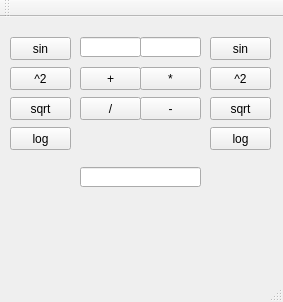
Before: the Qt Designer form lab1/mainwindow.ui in uglysatoshi/interfaces-labs, drawn with Qt 5.
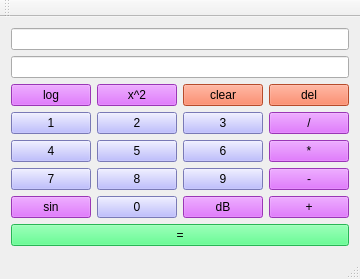
After: the same form once the commit is applied.

```diff
--- a/lab1/mainwindow.ui
+++ b/lab1/mainwindow.ui
@@ -6,200 +6,780 @@
    <rect>
     <x>0</x>
     <y>0</y>
-    <width>283</width>
-    <height>302</height>
+    <width>336</width>
+    <height>268</height>
    </rect>
   </property>
   <property name="windowTitle">
    <string>MainWindow</string>
   </property>
   <widget class="QWidget" name="centralWidget">
-   <widget class="QLineEdit" name="line_1">
-    <property name="geometry">
-     <rect>
-      <x>80</x>
-      <y>20</y>
-      <width>61</width>
-      <height>20</height>
-     </rect>
-    </property>
-   </widget>
-   <widget class="QPushButton" name="plus">
-    <property name="geometry">
-     <rect>
-      <x>80</x>
-      <y>50</y>
-      <width>61</width>
-      <height>23</height>
-     </rect>
-    </property>
-    <property name="text">
-     <string>+</string>
-    </property>
-   </widget>
-   <widget class="QLineEdit" name="line_2">
-    <property name="geometry">
-     <rect>
-      <x>140</x>
-      <y>20</y>
-      <width>61</width>
-      <height>20</height>
-     </rect>
-    </property>
-   </widget>
-   <widget class="QLineEdit" name="result">
-    <property name="geometry">
-     <rect>
-      <x>80</x>
-      <y>150</y>
-      <width>121</width>
-      <height>20</height>
-     </rect>
-    </property>
-   </widget>
-   <widget class="QPushButton" name="multy">
-    <property name="geometry">
-     <rect>
-      <x>140</x>
-      <y>50</y>
-      <width>61</width>
-      <height>23</height>
-     </rect>
-    </property>
-    <property name="text">
-     <string>*</string>
-    </property>
-   </widget>
-   <widget class="QPushButton" name="divide">
-    <property name="geometry">
-     <rect>
-      <x>80</x>
-      <y>80</y>
-      <width>61</width>
-      <height>23</height>
-     </rect>
-    </property>
-    <property name="text">
-     <string>/</string>
-    </property>
-   </widget>
-   <widget class="QPushButton" name="minus">
-    <property name="geometry">
-     <rect>
-      <x>140</x>
-      <y>80</y>
-      <width>61</width>
-      <height>23</height>
-     </rect>
-    </property>
-    <property name="text">
-     <string>-</string>
-    </property>
-   </widget>
-   <widget class="QPushButton" name="sin_1">
-    <property name="geometry">
-     <rect>
-      <x>10</x>
-      <y>20</y>
-      <width>61</width>
-      <height>23</height>
-     </rect>
-    </property>
-    <property name="text">
-     <string>sin</string>
-    </property>
-   </widget>
-   <widget class="QPushButton" name="sin_2">
-    <property name="geometry">
-     <rect>
-      <x>210</x>
-      <y>20</y>
-      <width>61</width>
-      <height>23</height>
-     </rect>
-    </property>
-    <property name="text">
-     <string>sin</string>
-    </property>
-   </widget>
-   <widget class="QPushButton" name="pow_1">
-    <property name="geometry">
-     <rect>
-      <x>10</x>
-      <y>50</y>
-      <width>61</width>
-      <height>23</height>
-     </rect>
-    </property>
-    <property name="text">
-     <string>^2</string>
-    </property>
-   </widget>
-   <widget class="QPushButton" name="pow_2">
-    <property name="geometry">
-     <rect>
-      <x>210</x>
-      <y>50</y>
-      <width>61</width>
-      <height>23</height>
-     </rect>
-    </property>
-    <property name="text">
-     <string>^2</string>
-    </property>
-   </widget>
-   <widget class="QPushButton" name="sqrt_1">
-    <property name="geometry">
-     <rect>
-      <x>10</x>
-      <y>80</y>
-      <width>61</width>
-      <height>23</height>
-     </rect>
-    </property>
-    <property name="text">
-     <string>sqrt</string>
-    </property>
-   </widget>
-   <widget class="QPushButton" name="sqrt_2">
-    <property name="geometry">
-     <rect>
-      <x>210</x>
-      <y>80</y>
-      <width>61</width>
-      <height>23</height>
-     </rect>
-    </property>
-    <property name="text">
-     <string>sqrt</string>
-    </property>
-   </widget>
-   <widget class="QPushButton" name="log_1">
-    <property name="geometry">
-     <rect>
-      <x>10</x>
-      <y>110</y>
-      <width>61</width>
-      <height>23</height>
-     </rect>
-    </property>
-    <property name="text">
-     <string>log</string>
-    </property>
-   </widget>
-   <widget class="QPushButton" name="log_2">
-    <property name="geometry">
-     <rect>
-      <x>210</x>
-      <y>110</y>
-      <width>61</width>
-      <height>23</height>
-     </rect>
-    </property>
-    <property name="text">
-     <string>log</string>
-    </property>
-   </widget>
+   <layout class="QGridLayout" name="gridLayout">
+    <item row="0" column="0" colspan="4">
+     <widget class="QLineEdit" name="expression"/>
+    </item>
+    <item row="1" column="0" colspan="4">
+     <widget class="QLineEdit" name="result">
+      <property name="sizePolicy">
+       <sizepolicy hsizetype="Preferred" vsizetype="Fixed">
+        <horstretch>0</horstretch>
+        <verstretch>0</verstretch>
+       </sizepolicy>
+      </property>
+     </widget>
+    </item>
+    <item row="2" column="0">
+     <widget class="QPushButton" name="log">
+      <property name="sizePolicy">
+       <sizepolicy hsizetype="Minimum" vsizetype="Expanding">
+        <horstretch>0</horstretch>
+        <verstretch>0</verstretch>
+       </sizepolicy>
+      </property>
+      <property name="palette">
+       <palette>
+        <active>
+         <colorrole role="WindowText">
+          <brush brushstyle="SolidPattern">
+           <color alpha="255">
+            <red>0</red>
+            <green>0</green>
+            <blue>0</blue>
+           </color>
+          </brush>
+         </colorrole>
+         <colorrole role="Button">
+          <brush brushstyle="SolidPattern">
+           <color alpha="255">
+            <red>216</red>
+            <green>75</green>
+            <blue>255</blue>
+           </color>
+          </brush>
+         </colorrole>
+         <colorrole role="Light">
+          <brush brushstyle="SolidPattern">
+           <color alpha="255">
+            <red>127</red>
+            <green>255</green>
+            <blue>191</blue>
+           </color>
+          </brush>
+         </colorrole>
+         <colorrole role="Midlight">
+          <brush brushstyle="SolidPattern">
+           <color alpha="255">
+            <red>63</red>
+            <green>255</green>
+            <blue>159</blue>
+           </color>
+          </brush>
+         </colorrole>
+         <colorrole role="Dark">
+          <brush brushstyle="SolidPattern">
+           <color alpha="255">
+            <red>0</red>
+            <green>127</green>
+            <blue>63</blue>
+           </color>
+          </brush>
+         </colorrole>
+         <colorrole role="Mid">
+          <brush brushstyle="SolidPattern">
+           <color alpha="255">
+            <red>0</red>
+            <green>170</green>
+            <blue>84</blue>
+           </color>
+          </brush>
+         </colorrole>
+         <colorrole role="Text">
+          <brush brushstyle="SolidPattern">
+           <color alpha="255">
+            <red>0</red>
+            <green>0</green>
+            <blue>0</blue>
+           </color>
+          </brush>
+         </colorrole>
+         <colorrole role="BrightText">
+          <brush brushstyle="SolidPattern">
+           <color alpha="255">
+            <red>255</red>
+            <green>255</green>
+            <blue>255</blue>
+           </color>
+          </brush>
+         </colorrole>
+         <colorrole role="ButtonText">
+          <brush brushstyle="SolidPattern">
+           <color alpha="255">
+            <red>0</red>
+            <green>0</green>
+            <blue>0</blue>
+           </color>
+          </brush>
+         </colorrole>
+         <colorrole role="Base">
+          <brush brushstyle="SolidPattern">
+           <color alpha="255">
+            <red>216</red>
+            <green>75</green>
+            <blue>255</blue>
+           </color>
+          </brush>
+         </colorrole>
+         <colorrole role="Window">
+          <brush brushstyle="SolidPattern">
+           <color alpha="255">
+            <red>216</red>
+            <green>75</green>
+            <blue>255</blue>
+           </color>
+          </brush>
+         </colorrole>
+         <colorrole role="Shadow">
+          <brush brushstyle="SolidPattern">
+           <color alpha="255">
+            <red>0</red>
+            <green>0</green>
+            <blue>0</blue>
+           </color>
+          </brush>
+         </colorrole>
+         <colorrole role="AlternateBase">
+          <brush brushstyle="SolidPattern">
+           <color alpha="255">
+            <red>127</red>
+            <green>255</green>
+            <blue>191</blue>
+           </color>
+          </brush>
+         </colorrole>
+         <colorrole role="ToolTipBase">
+          <brush brushstyle="SolidPattern">
+           <color alpha="255">
+            <red>255</red>
+            <green>255</green>
+            <blue>220</blue>
+           </color>
+          </brush>
+         </colorrole>
+         <colorrole role="ToolTipText">
+          <brush brushstyle="SolidPattern">
+           <color alpha="255">
+            <red>0</red>
+            <green>0</green>
+            <blue>0</blue>
+           </color>
+          </brush>
+         </colorrole>
+        </active>
+        <inactive>
+         <colorrole role="WindowText">
+          <brush brushstyle="SolidPattern">
+           <color alpha="255">
+            <red>0</red>
+            <green>0</green>
+            <blue>0</blue>
+           </color>
+          </brush>
+         </colorrole>
+         <colorrole role="Button">
+          <brush brushstyle="SolidPattern">
+           <color alpha="255">
+            <red>216</red>
+            <green>75</green>
+            <blue>255</blue>
+           </color>
+          </brush>
+         </colorrole>
+         <colorrole role="Light">
+          <brush brushstyle="SolidPattern">
+           <color alpha="255">
+            <red>127</red>
+            <green>255</green>
+            <blue>191</blue>
+           </color>
+          </brush>
+         </colorrole>
+         <colorrole role="Midlight">
+          <brush brushstyle="SolidPattern">
+           <color alpha="255">
+            <red>63</red>
+            <green>255</green>
+            <blue>159</blue>
+           </color>
+          </brush>
+         </colorrole>
+         <colorrole role="Dark">
+          <brush brushstyle="SolidPattern">
+           <color alpha="255">
+            <red>0</red>
+            <green>127</green>
+            <blue>63</blue>
+           </color>
+          </brush>
+         </colorrole>
+         <colorrole role="Mid">
+          <brush brushstyle="SolidPattern">
+           <color alpha="255">
+            <red>0</red>
+            <green>170</green>
+            <blue>84</blue>
+           </color>
+          </brush>
+         </colorrole>
+         <colorrole role="Text">
+          <brush brushstyle="SolidPattern">
+           <color alpha="255">
+            <red>0</red>
+            <green>0</green>
+            <blue>0</blue>
+           </color>
+          </brush>
+         </colorrole>
+         <colorrole role="BrightText">
+          <brush brushstyle="SolidPattern">
+           <color alpha="255">
+            <red>255</red>
+            <green>255</green>
+            <blue>255</blue>
+           </color>
+          </brush>
+         </colorrole>
+         <colorrole role="ButtonText">
+          <brush brushstyle="SolidPattern">
+           <color alpha="255">
+            <red>0</red>
+            <green>0</green>
+            <blue>0</blue>
+           </color>
+          </brush>
+         </colorrole>
+         <colorrole role="Base">
+          <brush brushstyle="SolidPattern">
+           <color alpha="255">
+            <red>216</red>
+            <green>75</green>
+            <blue>255</blue>
+           </color>
+          </brush>
+         </colorrole>
+         <colorrole role="Window">
+          <brush brushstyle="SolidPattern">
+           <color alpha="255">
+            <red>216</red>
+            <green>75</green>
+            <blue>255</blue>
+           </color>
+          </brush>
+         </colorrole>
+         <colorrole role="Shadow">
+          <brush brushstyle="SolidPattern">
+           <color alpha="255">
+            <red>0</red>
+            <green>0</green>
+            <blue>0</blue>
+           </color>
+          </brush>
+         </colorrole>
+         <colorrole role="AlternateBase">
+          <brush brushstyle="SolidPattern">
+           <color alpha="255">
+            <red>127</red>
+            <green>255</green>
+            <blue>191</blue>
+           </color>
+          </brush>
+         </colorrole>
+         <colorrole role="ToolTipBase">
+          <brush brushstyle="SolidPattern">
+           <color alpha="255">
+            <red>255</red>
+            <green>255</green>
+            <blue>220</blue>
+           </color>
+          </brush>
+         </colorrole>
+         <colorrole role="ToolTipText">
+          <brush brushstyle="SolidPattern">
+           <color alpha="255">
+            <red>0</red>
+            <green>0</green>
+            <blue>0</blue>
+           </color>
+          </brush>
+         </colorrole>
+        </inactive>
+        <disabled>
+         <colorrole role="WindowText">
+          <brush brushstyle="SolidPattern">
+           <color alpha="255">
+            <red>0</red>
+            <green>127</green>
+            <blue>63</blue>
+           </color>
+          </brush>
+         </colorrole>
+         <colorrole role="Button">
+          <brush brushstyle="SolidPattern">
+           <color alpha="255">
+            <red>216</red>
+            <green>75</green>
+            <blue>255</blue>
+           </color>
+          </brush>
+         </colorrole>
+         <colorrole role="Light">
+          <brush brushstyle="SolidPattern">
+           <color alpha="255">
+            <red>127</red>
+            <green>255</green>
+            <blue>191</blue>
+           </color>
+          </brush>
+         </colorrole>
+         <colorrole role="Midlight">
+          <brush brushstyle="SolidPattern">
+           <color alpha="255">
+            <red>63</red>
+            <green>255</green>
+            <blue>159</blue>
+           </color>
+          </brush>
+         </colorrole>
+         <colorrole role="Dark">
+          <brush brushstyle="SolidPattern">
+           <color alpha="255">
+            <red>0</red>
+            <green>127</green>
+            <blue>63</blue>
+           </color>
+          </brush>
+         </colorrole>
+         <colorrole role="Mid">
+          <brush brushstyle="SolidPattern">
+           <color alpha="255">
+            <red>0</red>
+            <green>170</green>
+            <blue>84</blue>
+           </color>
+          </brush>
+         </colorrole>
+         <colorrole role="Text">
+          <brush brushstyle="SolidPattern">
+           <color alpha="255">
+            <red>0</red>
+            <green>127</green>
+            <blue>63</blue>
+           </color>
+          </brush>
+         </colorrole>
+         <colorrole role="BrightText">
+          <brush brushstyle="SolidPattern">
+           <color alpha="255">
+            <red>255</red>
+            <green>255</green>
+            <blue>255</blue>
+           </color>
+          </brush>
+         </colorrole>
+         <colorrole role="ButtonText">
+          <brush brushstyle="SolidPattern">
+           <color alpha="255">
+            <red>0</red>
+            <green>127</green>
+            <blue>63</blue>
+           </color>
+          </brush>
+         </colorrole>
+         <colorrole role="Base">
+          <brush brushstyle="SolidPattern">
+           <color alpha="255">
+            <red>216</red>
+            <green>75</green>
+            <blue>255</blue>
+           </color>
+          </brush>
+         </colorrole>
+         <colorrole role="Window">
+          <brush brushstyle="SolidPattern">
+           <color alpha="255">
+            <red>216</red>
+            <green>75</green>
+            <blue>255</blue>
+           </color>
+          </brush>
+         </colorrole>
+         <colorrole role="Shadow">
+          <brush brushstyle="SolidPattern">
+           <color alpha="255">
+            <red>0</red>
+            <green>0</green>
+            <blue>0</blue>
+           </color>
+          </brush>
+         </colorrole>
+         <colorrole role="AlternateBase">
+          <brush brushstyle="SolidPattern">
+           <color alpha="255">
+            <red>0</red>
+            <green>255</green>
+            <blue>127</blue>
+           </color>
+          </brush>
+         </colorrole>
+         <colorrole role="ToolTipBase">
+          <brush brushstyle="SolidPattern">
+           <color alpha="255">
+            <red>255</red>
+            <green>255</green>
+            <blue>220</blue>
+           </color>
+          </brush>
+         </colorrole>
+         <colorrole role="ToolTipText">
+          <brush brushstyle="SolidPattern">
+           <color alpha="255">
+            <red>0</red>
+            <green>0</green>
+            <blue>0</blue>
+           </color>
+          </brush>
+         </colorrole>
+        </disabled>
+       </palette>
+      </property>
+      <property name="styleSheet">
+       <string notr="true">background-color: rgb(216, 75, 255)</string>
+      </property>
+      <property name="text">
+       <string>log</string>
+      </property>
+     </widget>
+    </item>
+    <item row="2" column="1">
+     <widget class="QPushButton" name="x2">
+      <property name="sizePolicy">
+       <sizepolicy hsizetype="Minimum" vsizetype="Expanding">
+        <horstretch>0</horstretch>
+        <verstretch>0</verstretch>
+       </sizepolicy>
+      </property>
+      <property name="styleSheet">
+       <string notr="true">background-color: rgb(216, 75, 255)</string>
+      </property>
+      <property name="text">
+       <string>x^2</string>
+      </property>
+     </widget>
+    </item>
+    <item row="2" column="2">
+     <widget class="QPushButton" name="clear">
+      <property name="sizePolicy">
+       <sizepolicy hsizetype="Minimum" vsizetype="Expanding">
+        <horstretch>0</horstretch>
+        <verstretch>0</verstretch>
+       </sizepolicy>
+      </property>
+      <property name="styleSheet">
+       <string notr="true">background-color: rgb(255, 105, 60)</string>
+      </property>
+      <property name="text">
+       <string>clear</string>
+      </property>
+     </widget>
+    </item>
+    <item row="2" column="3">
+     <widget class="QPushButton" name="del">
+      <property name="sizePolicy">
+       <sizepolicy hsizetype="Minimum" vsizetype="Expanding">
+        <horstretch>0</horstretch>
+        <verstretch>0</verstretch>
+       </sizepolicy>
+      </property>
+      <property name="styleSheet">
+       <string notr="true">background-color: rgb(255, 105, 60)</string>
+      </property>
+      <property name="text">
+       <string>del</string>
+      </property>
+     </widget>
+    </item>
+    <item row="3" column="0">
+     <widget class="QPushButton" name="b1">
+      <property name="sizePolicy">
+       <sizepolicy hsizetype="Minimum" vsizetype="Expanding">
+        <horstretch>0</horstretch>
+        <verstretch>0</verstretch>
+       </sizepolicy>
+      </property>
+      <property name="styleSheet">
+       <string notr="true">background-color: rgb(170, 170, 255)</string>
+      </property>
+      <property name="text">
+       <string>1</string>
+      </property>
+     </widget>
+    </item>
+    <item row="3" column="1">
+     <widget class="QPushButton" name="b2">
+      <property name="sizePolicy">
+       <sizepolicy hsizetype="Minimum" vsizetype="Expanding">
+        <horstretch>0</horstretch>
+        <verstretch>0</verstretch>
+       </sizepolicy>
+      </property>
+      <property name="styleSheet">
+       <string notr="true">background-color: rgb(170, 170, 255)</string>
+      </property>
+      <property name="text">
+       <string>2</string>
+      </property>
+     </widget>
+    </item>
+    <item row="3" column="2">
+     <widget class="QPushButton" name="b3">
+      <property name="sizePolicy">
+       <sizepolicy hsizetype="Minimum" vsizetype="Expanding">
+        <horstretch>0</horstretch>
+        <verstretch>0</verstretch>
+       </sizepolicy>
+      </property>
+      <property name="styleSheet">
+       <string notr="true">background-color: rgb(170, 170, 255)</string>
+      </property>
+      <property name="text">
+       <string>3</string>
+      </property>
+     </widget>
+    </item>
+    <item row="3" column="3">
+     <widget class="QPushButton" name="divide">
+      <property name="sizePolicy">
+       <sizepolicy hsizetype="Minimum" vsizetype="Expanding">
+        <horstretch>0</horstretch>
+        <verstretch>0</verstretch>
+       </sizepolicy>
+      </property>
+      <property name="styleSheet">
+       <string notr="true">background-color: rgb(216, 75, 255)</string>
+      </property>
+      <property name="text">
+       <string>/</string>
+      </property>
+     </widget>
+    </item>
+    <item row="4" column="0">
+     <widget class="QPushButton" name="b4">
+      <property name="sizePolicy">
+       <sizepolicy hsizetype="Minimum" vsizetype="Expanding">
+        <horstretch>0</horstretch>
+        <verstretch>0</verstretch>
+       </sizepolicy>
+      </property>
+      <property name="styleSheet">
+       <string notr="true">background-color: rgb(170, 170, 255)</string>
+      </property>
+      <property name="text">
+       <string>4</string>
+      </property>
+     </widget>
+    </item>
+    <item row="4" column="1">
+     <widget class="QPushButton" name="b5">
+      <property name="sizePolicy">
+       <sizepolicy hsizetype="Minimum" vsizetype="Expanding">
+        <horstretch>0</horstretch>
+        <verstretch>0</verstretch>
+       </sizepolicy>
+      </property>
+      <property name="styleSheet">
+       <string notr="true">background-color: rgb(170, 170, 255)</string>
+      </property>
+      <property name="text">
+       <string>5</string>
+      </property>
+     </widget>
+    </item>
+    <item row="4" column="2">
+     <widget class="QPushButton" name="b6">
+      <property name="sizePolicy">
+       <sizepolicy hsizetype="Minimum" vsizetype="Expanding">
+        <horstretch>0</horstretch>
+        <verstretch>0</verstretch>
+       </sizepolicy>
+      </property>
+      <property name="styleSheet">
+       <string notr="true">background-color: rgb(170, 170, 255)</string>
+      </property>
+      <property name="text">
+       <string>6</string>
+      </property>
+     </widget>
+    </item>
+    <item row="4" column="3">
+     <widget class="QPushButton" name="multiply">
+      <property name="sizePolicy">
+       <sizepolicy hsizetype="Minimum" vsizetype="Expanding">
+        <horstretch>0</horstretch>
+        <verstretch>0</verstretch>
+       </sizepolicy>
+      </property>
+      <property name="styleSheet">
+       <string notr="true">background-color: rgb(216, 75, 255)</string>
+      </property>
+      <property name="text">
+       <string>*</string>
+      </property>
+     </widget>
+    </item>
+    <item row="5" column="0">
+     <widget class="QPushButton" name="b7">
+      <property name="sizePolicy">
+       <sizepolicy hsizetype="Minimum" vsizetype="Expanding">
+        <horstretch>0</horstretch>
+        <verstretch>0</verstretch>
+       </sizepolicy>
+      </property>
+      <property name="styleSheet">
+       <string notr="true">background-color: rgb(170, 170, 255)</string>
+      </property>
+      <property name="text">
+       <string>7</string>
+      </property>
+     </widget>
+    </item>
+    <item row="5" column="1">
+     <widget class="QPushButton" name="b8">
+      <property name="sizePolicy">
+       <sizepolicy hsizetype="Minimum" vsizetype="Expanding">
+        <horstretch>0</horstretch>
+        <verstretch>0</verstretch>
+       </sizepolicy>
+      </property>
+      <property name="styleSheet">
+       <string notr="true">background-color: rgb(170, 170, 255)</string>
+      </property>
+      <property name="text">
+       <string>8</string>
+      </property>
+     </widget>
+    </item>
+    <item row="5" column="2">
+     <widget class="QPushButton" name="b9">
+      <property name="sizePolicy">
+       <sizepolicy hsizetype="Minimum" vsizetype="Expanding">
+        <horstretch>0</horstretch>
+        <verstretch>0</verstretch>
+       </sizepolicy>
+      </property>
+      <property name="styleSheet">
+       <string notr="true">background-color: rgb(170, 170, 255)</string>
+      </property>
+      <property name="text">
+       <string>9</string>
+      </property>
+     </widget>
+    </item>
+    <item row="5" column="3">
+     <widget class="QPushButton" name="minus">
+      <property name="sizePolicy">
+       <sizepolicy hsizetype="Minimum" vsizetype="Expanding">
+        <horstretch>0</horstretch>
+        <verstretch>0</verstretch>
+       </sizepolicy>
+      </property>
+      <property name="styleSheet">
+       <string notr="true">background-color: rgb(216, 75, 255)</string>
+      </property>
+      <property name="text">
+       <string>-</string>
+      </property>
+     </widget>
+    </item>
+    <item row="6" column="0">
+     <widget class="QPushButton" name="sin">
+      <property name="sizePolicy">
+       <sizepolicy hsizetype="Minimum" vsizetype="Expanding">
+        <horstretch>0</horstretch>
+        <verstretch>0</verstretch>
+       </sizepolicy>
+      </property>
+      <property name="styleSheet">
+       <string notr="true">background-color: rgb(216, 75, 255)</string>
+      </property>
+      <property name="text">
+       <string>sin</string>
+      </property>
+     </widget>
+    </item>
+    <item row="6" column="1">
+     <widget class="QPushButton" name="b0">
+      <property name="sizePolicy">
+       <sizepolicy hsizetype="Minimum" vsizetype="Expanding">
+        <horstretch>0</horstretch>
+        <verstretch>0</verstretch>
+       </sizepolicy>
+      </property>
+      <property name="styleSheet">
+       <string notr="true">background-color: rgb(170, 170, 255)</string>
+      </property>
+      <property name="text">
+       <string>0</string>
+      </property>
+     </widget>
+    </item>
+    <item row="6" column="2">
+     <widget class="QPushButton" name="dB">
+      <property name="sizePolicy">
+       <sizepolicy hsizetype="Minimum" vsizetype="Expanding">
+        <horstretch>0</horstretch>
+        <verstretch>0</verstretch>
+       </sizepolicy>
+      </property>
+      <property name="styleSheet">
+       <string notr="true">background-color: rgb(216, 75, 255)</string>
+      </property>
+      <property name="text">
+       <string>dB</string>
+      </property>
+     </widget>
+    </item>
+    <item row="6" column="3">
+     <widget class="QPushButton" name="plus">
+      <property name="sizePolicy">
+       <sizepolicy hsizetype="Minimum" vsizetype="Expanding">
+        <horstretch>0</horstretch>
+        <verstretch>0</verstretch>
+       </sizepolicy>
+      </property>
+      <property name="styleSheet">
+       <string notr="true">background-color: rgb(216, 75, 255)</string>
+      </property>
+      <property name="text">
+       <string>+</string>
+      </property>
+     </widget>
+    </item>
+    <item row="7" column="0" colspan="4">
+     <widget class="QPushButton" name="equals">
+      <property name="sizePolicy">
+       <sizepolicy hsizetype="Minimum" vsizetype="Expanding">
+        <horstretch>0</horstretch>
+        <verstretch>0</verstretch>
+       </sizepolicy>
+      </property>
+      <property name="styleSheet">
+       <string notr="true">background-color: rgb(56, 255, 119)</string>
+      </property>
+      <property name="text">
+       <string>=</string>
+      </property>
+     </widget>
+    </item>
+   </layout>
   </widget>
   <widget class="QToolBar" name="mainToolBar">
    <attribute name="toolBarArea">
```
